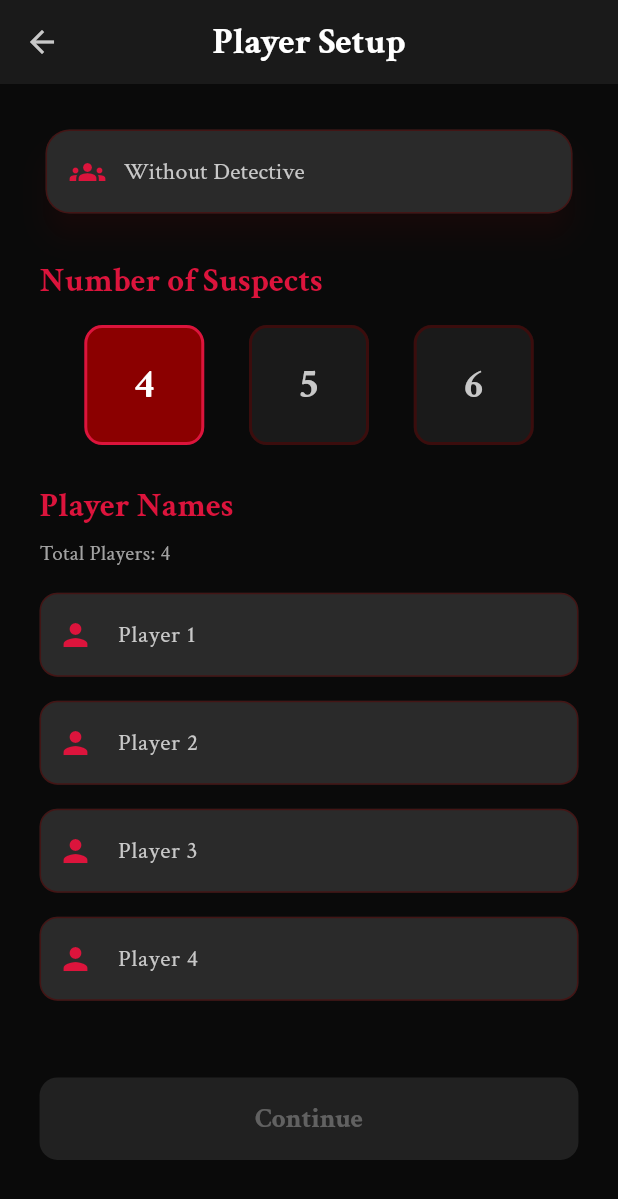
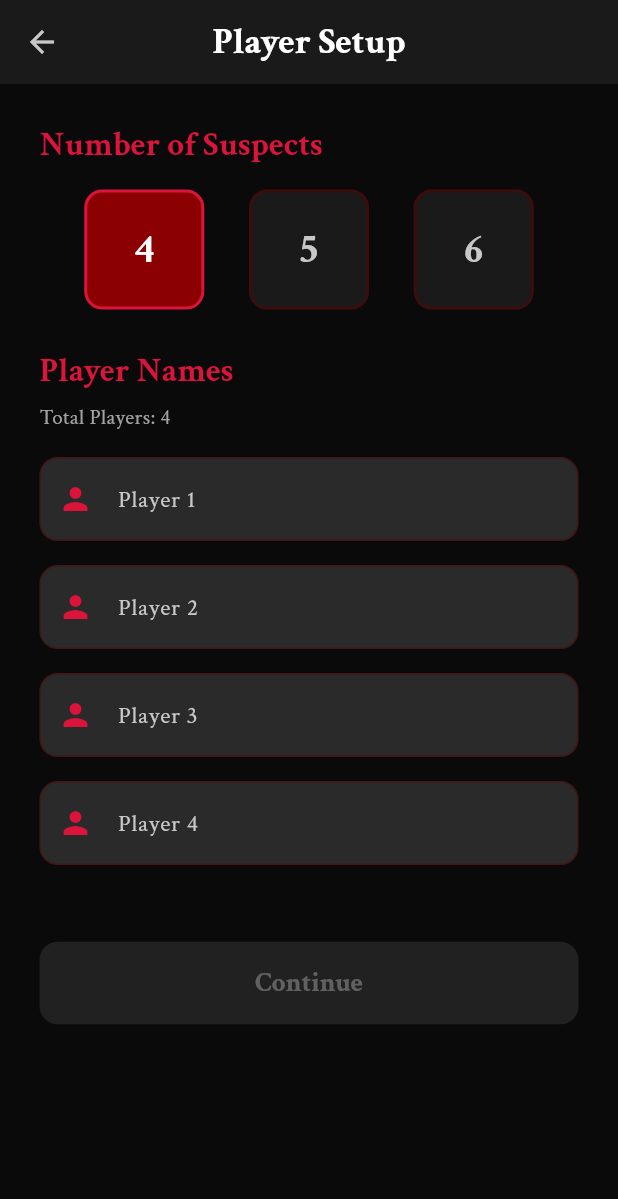
Before and after one commit to eslam-9/mafioso1, a Flutter app: the PlayerSetupPage screen opened directly, on a phone screen of 412 x 824 dp. Shown: the top 1199 px of the screen. Run offline on Flutter 3.47's test engine with Material 3 defaults, Android fonts, the phone set to English and light mode, and no system bars; drawn by our look-alikes of flutter_animate; our stand-ins replace audioplayers, connectivity_plus, dio, easy_localization, equatable, flutter_bloc and 7 more; accounts and stored records are empty.

Commit message:
refactor: replace GameModePage with direct navigation to PlayerSetupPage and update routing logic

```diff
--- a/lib/features/game_setup/presentation/pages/player_setup_page.dart
+++ b/lib/features/game_setup/presentation/pages/player_setup_page.dart
@@ -8,7 +8,6 @@ import '../bloc/game_setup_bloc.dart';
 import '../bloc/game_setup_event.dart';
 import '../bloc/game_setup_state.dart';
 import '../../domain/entities/game_config.dart';
-import '../widgets/mode_display.dart';
 import '../widgets/suspect_count_selector.dart';
 import '../widgets/player_name_inputs.dart';
 import '../widgets/continue_button.dart';
@@ -41,7 +40,7 @@ class PlayerSetupPage extends StatelessWidget {
           create: (context) {
             final bloc = GameSetupBloc();
             if (initialConfig != null) {
-              bloc.add(SetGameMode(initialConfig.mode));
+              bloc.add(const SetGameMode(GameMode.withoutDetective));
               bloc.add(SetSuspectCount(initialConfig.suspectCount));
               for (int i = 0; i < initialConfig.playerNames.length; i++) {
                 bloc.add(SetPlayerName(i, initialConfig.playerNames[i]));
@@ -74,8 +73,6 @@ class PlayerSetupPage extends StatelessWidget {
                 child: Column(
                   crossAxisAlignment: CrossAxisAlignment.stretch,
                   children: [
-                    const ModeDisplay(),
-                    SizedBox(height: AppSpacing.large),
                     SuspectCountSelector(isLocked: existingStory != null),
                     SizedBox(height: AppSpacing.large),
                     const PlayerNameInputs(),
--- a/lib/features/game_setup/presentation/widgets/mode_display.dart
+++ /dev/null
@@ -1,44 +0,0 @@
-import 'package:flutter/material.dart';
-import 'package:flutter_animate/flutter_animate.dart';
-import 'package:flutter_bloc/flutter_bloc.dart';
-import 'package:easy_localization/easy_localization.dart';
-import '../../../../core/theme/app_colors.dart';
-import '../bloc/game_setup_bloc.dart';
-import '../bloc/game_setup_state.dart';
-import '../../domain/entities/game_config.dart';
-
-class ModeDisplay extends StatelessWidget {
-  const ModeDisplay({super.key});
-
-  @override
-  Widget build(BuildContext context) {
-    return BlocBuilder<GameSetupBloc, GameSetupState>(
-      builder: (context, state) {
-        return Card(
-          child: Padding(
-            padding: const EdgeInsets.all(16),
-            child: Row(
-              children: [
-                Icon(
-                  state.selectedMode == GameMode.withDetective
-                      ? Icons.search
-                      : Icons.groups,
-                  color: AppColors.bloodRed,
-                ),
-                const SizedBox(width: 12),
-                Text(
-                  state.selectedMode == GameMode.withDetective
-                      ? 'with_detective'.tr()
-                      : 'without_detective'.tr(),
-                  style: Theme.of(context).textTheme.titleMedium?.copyWith(
-                    color: Theme.of(context).colorScheme.onSurface,
-                  ),
-                ),
-              ],
-            ),
-          ),
-        ).animate().fadeIn();
-      },
-    );
-  }
-}
```
Also changed, not shown: lib/core/routing/route_generator.dart (+12 -15 lines), lib/features/game_result/presentation/widgets/summary_actions.dart (+8 -2 lines), lib/features/game_setup/presentation/pages/game_mode_page.dart (deleted, +0 -25 lines), lib/features/game_setup/presentation/widgets/mode_card.dart (deleted, +0 -89 lines), lib/features/game_setup/presentation/widgets/mode_selector.dart (deleted, +0 -61 lines), lib/features/home/presentation/widgets/home_start_button.dart (+11 -2 lines).
